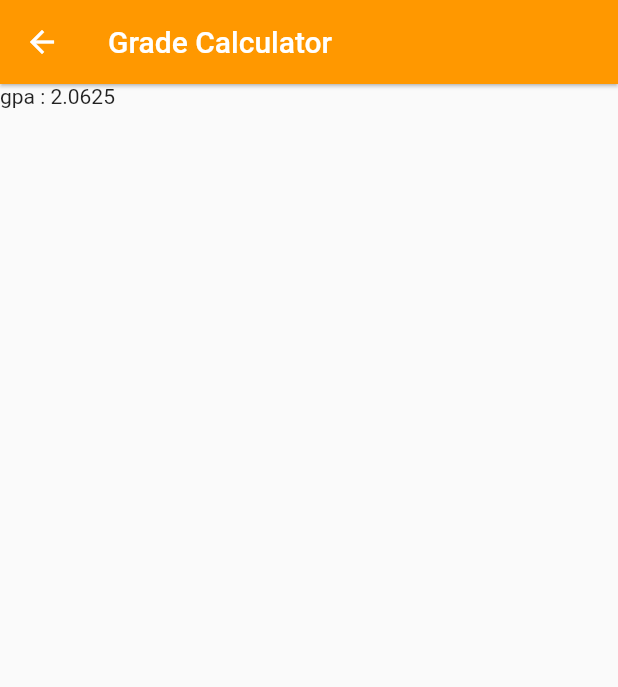
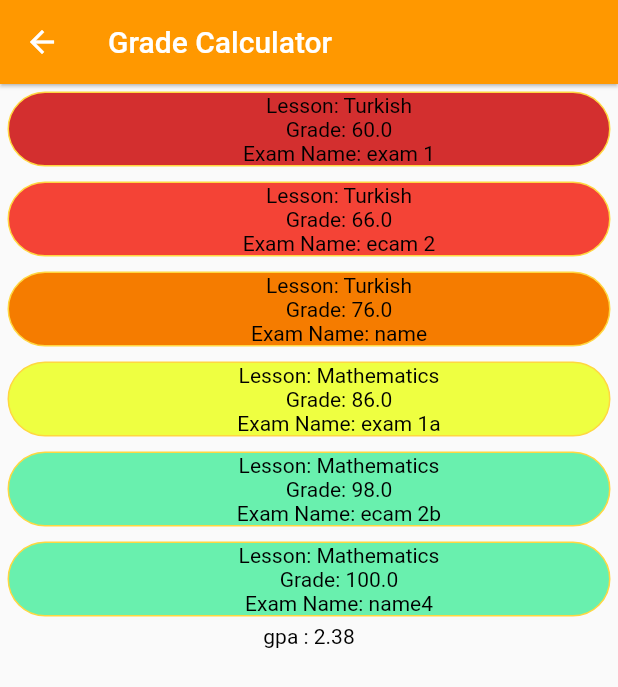
Before and after one commit to Berk-Akarcalioglu/smartclassPlusPlus-mySEV, a Flutter app: the GradeCalcPage screen opened directly, on a phone screen of 412 x 824 dp. Shown: the top 687 px of the screen. Run offline on Flutter 3.47's test engine with Material 2 defaults, Android fonts, the light colour scheme and no system bars; our stand-ins replace fl_chart.

Commit message:
Test version of the app, needs improvements, has a crude GPA Calc and the basis of a UI.

```diff
--- a/smartclassplusplus_mysev/lib/Pages/GradeCalcPage.dart
+++ b/smartclassplusplus_mysev/lib/Pages/GradeCalcPage.dart
@@ -1,5 +1,6 @@
 import 'package:flutter/material.dart';
 import 'package:fl_chart/fl_chart.dart';
+import 'package:smartclassplusplus_mysev/Resources/Classes.dart';
 import '../Utils/GradeCalc.dart';
 
 class GradeCalcPage extends StatefulWidget {
@@ -8,7 +9,7 @@ class GradeCalcPage extends StatefulWidget {
 }
 
 class _GradeCalcPageState extends State<GradeCalcPage> {
-  List<PieChartSectionData> sections = [];
+  Classes yearClass = new Classes();
 
   @override
   Widget build(BuildContext context) {
@@ -18,12 +19,20 @@ class _GradeCalcPageState extends State<GradeCalcPage> {
         backgroundColor: Theme.of(context).appBarTheme.color,
         title: Text("Grade Calculator"),
       ),
-      body: Column(
-        children: <Widget>[
-          Container(
-            child: Text("gpa : ${gpa.gpa(gpa.getTotalCredit(), gpa.getTotalGrade())}"),
-          ),
-        ],
+      body: Container(
+        alignment: Alignment.center,
+        width: MediaQuery.of(context).size.width,
+        color: Colors.transparent,
+        child: ListView(
+          children: <Widget>[
+            examList(context, yearClass.lessons['tr']),
+            examList(context, yearClass.lessons['math']),
+            Container(
+              alignment: Alignment.center,
+              child: Text("gpa : ${gpa.gpa(gpa.getTotalCredit(yearClass.lessons), gpa.getTotalGrade(yearClass.lessons))}"),
+            ),
+          ],
+        ),
       ),
     );
   }
--- /dev/null
+++ b/smartclassplusplus_mysev/lib/Resources/Classes.dart
@@ -0,0 +1,172 @@
+import 'dart:math';
+
+import 'package:flutter/material.dart';
+import 'package:flutter/widgets.dart';
+
+List<double> gradeslist = [60, 66.0, 76.0, 86.0, 98.0, 100.0, ];
+
+class Classes {
+  var lessons = new Map();
+
+  Classes() {
+    lessons.addAll({'tr': Lesson("Turkish", 3)});
+    lessons.addAll({'math': Lesson("Mathematics", 2)});
+    lessons['tr'].addExam(gradeslist[0], "exam 1");
+    lessons['tr'].addExam(gradeslist[1], "ecam 2");
+    lessons['tr'].addExam(gradeslist[2], "name");
+    lessons['math'].addExam(gradeslist[3], "exam 1a");
+    lessons['math'].addExam(gradeslist[4], "ecam 2b");
+    lessons['math'].addExam(gradeslist[5], "name4");
+  }
+}
+
+class Lesson {
+  Lesson(this.name, this.credit);
+
+  String name;
+  List<Exam> exams = new List();
+  double credit;
+  double grade = 0;
+  int examCount = 0;
+
+  void addExam(double examGrade, String examName){
+    exams.add(Exam(examGrade, examName));
+    examCount++;
+    grade += examGrade;
+  }
+
+  double getGrade() {
+    double temp = 0;
+    for (var i = 0; i < exams.length; i++) {
+      temp += exams[i].grade;
+    }
+    return temp / exams.length;
+  }
+
+  int getNumOfExams() {
+    return exams.length;
+  }
+
+
+
+
+}
+
+class Exam {
+  Exam(this.grade, this.name);
+  double grade;
+  String name;
+}
+
+Widget examList(BuildContext context, Lesson lesson) {
+
+  List<Widget> lessons = new List();
+
+  for (var exam in lesson.exams) {
+    lessons.add(
+      Padding(
+        padding: const EdgeInsets.all(5),
+        child: Container(
+          decoration: BoxDecoration(
+            color: gradeColor(convertToUSGrade(exam.grade)),
+            shape: BoxShape.rectangle,
+            border: Border.all(
+              color: Colors.amberAccent,
+            ),
+            borderRadius: BorderRadius.circular(30)
+          ),
+          child: Row(
+            mainAxisSize: MainAxisSize.min,
+            mainAxisAlignment: MainAxisAlignment.center,
+            children: <Widget>[
+              CircleAvatar(
+                backgroundColor: gradeColor(convertToUSGrade(exam.grade)),
+              ),
+              Container(
+                width: MediaQuery.of(context).size.width / 4 *3,
+                child: Column(
+                  mainAxisSize: MainAxisSize.min,
+                  children: <Widget>[
+                    Text(
+                      "Lesson: ${lesson.name}",
+                      style: Theme.of(context).textTheme.body1,
+
+                    ),
+                    Text(
+                      "Grade: ${exam.grade}",
+                      style: Theme.of(context).textTheme.body1,
+                    ),
+                    Text(
+                      "Exam Name: ${exam.name}",
+                      style: Theme.of(context).textTheme.body1,
+                    ),
+                  ],
+                ),
+              ),
+            ],
+          ),
+    ),
+      ));
+  }
+
+  return ListBody(
+    children: lessons,
+  );
+
+}
+
+Color gradeColor(double grade) {
+  if (grade == 4.0) {
+    return Colors.greenAccent;
+  }else if (grade == 3.7) {
+    return Colors.green;
+  }else if (grade == 3.3) {
+    return Colors.lime;
+  }else if (grade == 3.0) {
+    return Colors.limeAccent;
+  }else if (grade == 2.7) {
+    return Colors.orange[400];
+  }else if (grade == 2.3) {
+    return Colors.orange;
+  }else if (grade == 2.0) {
+    return Colors.orange[700];
+  }else if (grade == 1.7) {
+    return Colors.orange[900];
+  }else if (grade == 1.3) {
+    return Colors.red;
+  }else if (grade == 1.0) {
+    return Colors.red;
+  }else if (grade == 0.7) {
+    return Colors.red[700];
+  }else {
+    return Colors.red[900];
+  }
+}
+
+double convertToUSGrade(double grade) {
+    if (grade <= 100 && grade >= 93) {
+      return 4.0;
+    }else if (grade <= 92 && grade >= 90) {
+      return 3.7;
+    }else if (grade <= 89 && grade >= 87) {
+      return 3.3;
+    }else if (grade <= 86 && grade >= 83) {
+      return 3.0;
+    }else if (grade <= 82 && grade >= 80) {
+      return 2.3;
+    }else if (grade <= 79 && grade >= 77) {
+      return 2.0;
+    }else if (grade <= 76 && grade >= 73) {
+      return 2.0;
+    }else if (grade <= 72 && grade >= 70) {
+      return 1.7;
+    }else if (grade <= 69 && grade >= 67) {
+      return 1.3;
+    }else if (grade <= 66 && grade >= 63) {
+      return 1.0;
+    }else if (grade <= 62 && grade >= 60) {
+      return 0.7;
+    }else {
+      return 0;
+    }
+  }
--- a/smartclassplusplus_mysev/lib/Utils/GradeCalc.dart
+++ b/smartclassplusplus_mysev/lib/Utils/GradeCalc.dart
@@ -1,3 +1,5 @@
+
+import 'package:smartclassplusplus_mysev/Resources/Classes.dart';
 
 class GPA {
 
@@ -8,25 +10,35 @@ class GPA {
     return totalGrade /totalCredits;
   }
 
-  double getTotalGrade() {
+  double getTotalGrade(Map lessons) {
 
     double total = 0;
 
-    for (var i = 0; i < (grades.length + credits.length) / 2; i++) {
-      total += credits[i] * grades[i];
+    for (var lesson in lessons.values) {
+      Lesson temp = lesson;
+
+      total += convertToUSGrade(temp.getGrade()) * temp.credit;
+      print("${temp.name}'s grade is: ${convertToUSGrade(temp.getGrade())}");
     }
+
+    print("Total grade: ${total}");
 
     return total;
   }
 
-  double getTotalCredit() {
+  double getTotalCredit(Map lessons) {
 
 
     double total = 0;
 
-    for (var credit in credits) {
-      total += credit;
+    for (var lesson in lessons.values) {
+      Lesson temp = lesson;
+
+      total += temp.credit;
+      print("${temp.name}'s credit is: ${temp.credit}");
     }
+
+    print("Total credits: ${total}");
 
     return total;
   }
--- a/smartclassplusplus_mysev/lib/main.dart
+++ b/smartclassplusplus_mysev/lib/main.dart
@@ -27,6 +27,14 @@ class MyApp extends StatelessWidget {
             color: Colors.white
           ),
         ),
+        textTheme: TextTheme(
+          body1: TextStyle(
+            color: Colors.black,
+          ),
+          body2: TextStyle(
+            color: Colors.white,
+          ),
+        ),
       ),
       home: MainPage(),
       debugShowCheckedModeBanner: false,
```
Also changed, not shown: 33 other files.
